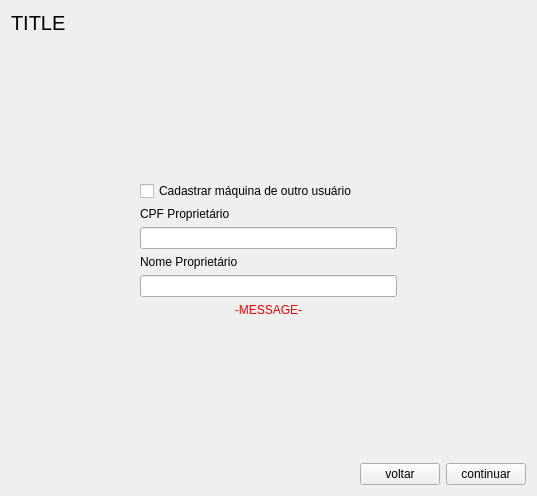
The window that PyMachineInventory/src/ui/SyncForm.ui (iagoofelipe/MachineInventory) describes before a commit, drawn with Qt 5.
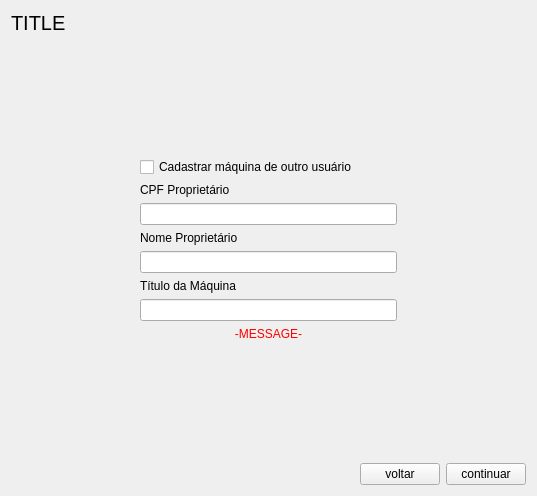
The same window after the commit.

```diff
--- a/PyMachineInventory/src/ui/SyncForm.ui
+++ b/PyMachineInventory/src/ui/SyncForm.ui
@@ -113,6 +113,16 @@
            </property>
           </widget>
          </item>
+         <item>
+          <widget class="QLabel" name="lbMachineTitle">
+           <property name="text">
+            <string>Título da Máquina</string>
+           </property>
+          </widget>
+         </item>
+         <item>
+          <widget class="QLineEdit" name="leMachineTitle"/>
+         </item>
         </layout>
        </widget>
       </item>
```
